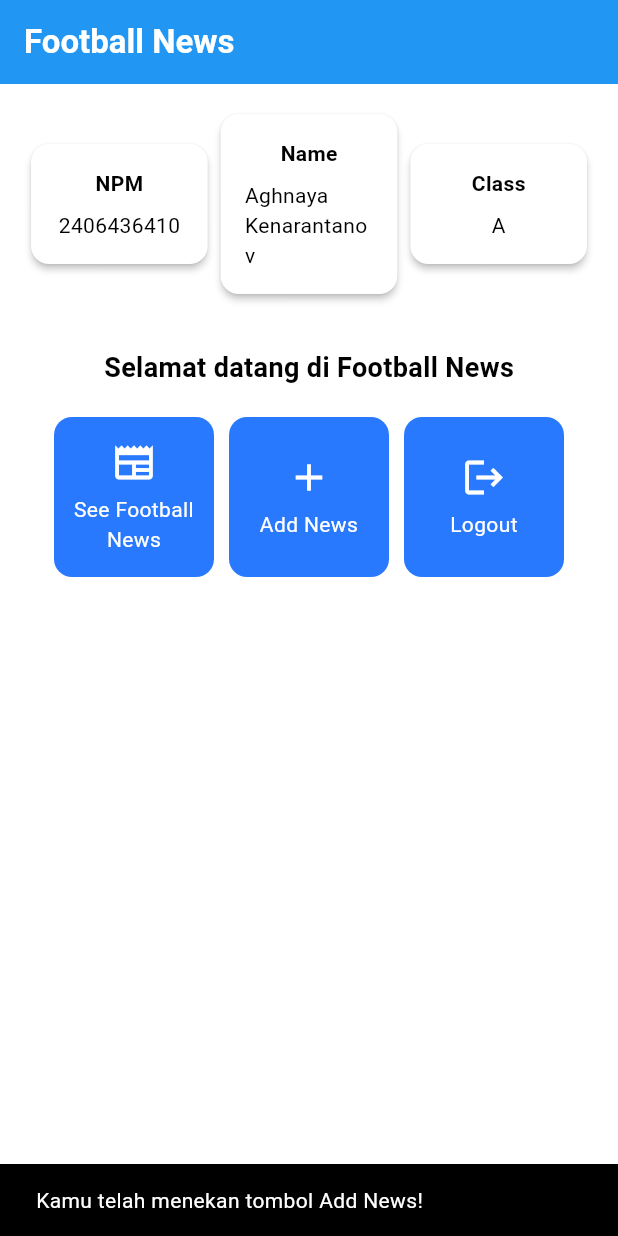
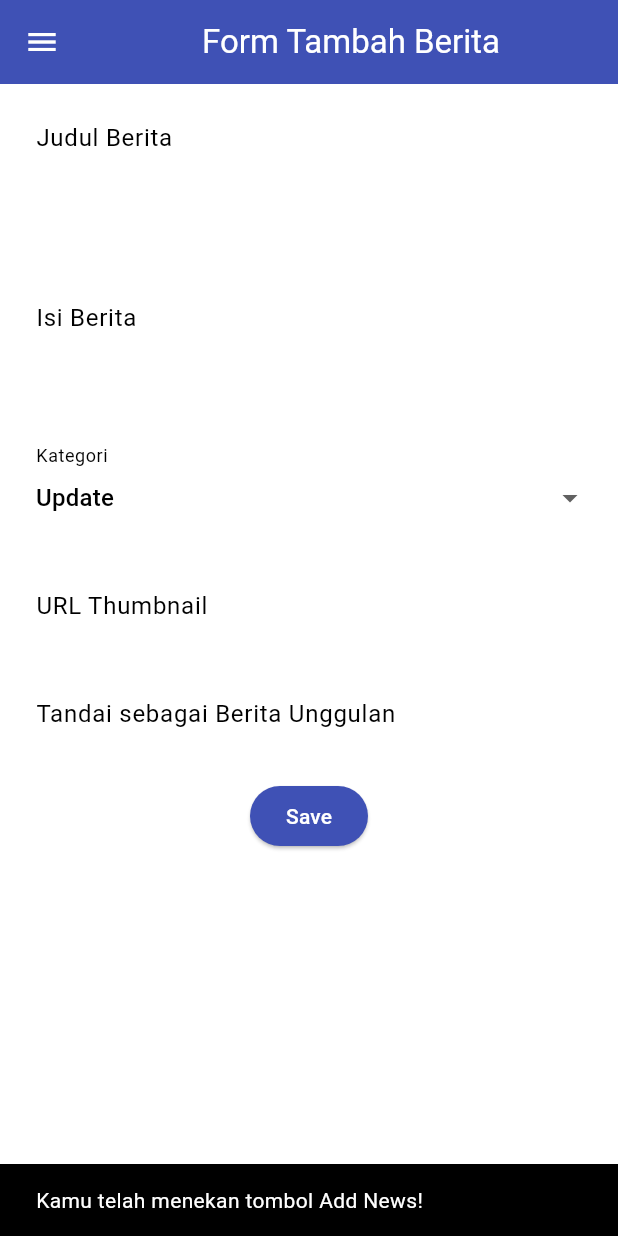
Before and after one commit to aghnaya/football-news-mobile, a Flutter app: the screen it shows after launch, after a tap on "Add News", on a phone screen of 412 x 824 dp. Run offline on Flutter 3.47's test engine with Material 3 defaults, Android fonts, the phone set to English and light mode, and no system bars.

Commit message:
Tutorial 7

```diff
--- a/lib/main.dart
+++ b/lib/main.dart
@@ -1,5 +1,5 @@
 import 'package:flutter/material.dart';
-import 'package:football_news/menu.dart';
+import 'package:football_news/screens/menu.dart';
 
 void main() {
   runApp(const MyApp());
--- a/lib/menu.dart
+++ b/lib/screens/menu.dart
@@ -1,4 +1,6 @@
 import 'package:flutter/material.dart';
+import 'package:football_news/widgets/left_drawer.dart';
+import 'package:football_news/screens/newslist_form.dart';
 
 class MyHomePage extends StatelessWidget {
   MyHomePage({super.key});
@@ -30,6 +32,7 @@ class MyHomePage extends StatelessWidget {
         // Warna latar belakang AppBar diambil dari skema warna tema aplikasi.
         backgroundColor: Theme.of(context).colorScheme.primary,
       ),
+      drawer: LeftDrawer(),
       // Body halaman dengan padding di sekelilingnya.
       body: Padding(
         padding: const EdgeInsets.all(16.0),
@@ -157,6 +160,14 @@ class ItemCard extends StatelessWidget {
             ..showSnackBar(
               SnackBar(content: Text("Kamu telah menekan tombol ${item.name}!"))
             );
+            if (item.name == "Add News") {
+              Navigator.push(
+                context,
+                MaterialPageRoute(
+                  builder: (context) => const NewsFormPage(),
+                ),
+              );
+          }
         },
         // Container untuk menyimpan Icon dan Text
         child: Container(
--- /dev/null
+++ b/lib/screens/newslist_form.dart
@@ -0,0 +1,213 @@
+import 'package:flutter/material.dart';
+import 'package:football_news/widgets/left_drawer.dart';
+
+class NewsFormPage extends StatefulWidget {
+  const NewsFormPage({super.key});
+
+  @override
+  State<NewsFormPage> createState() => _NewsFormPageState();
+}
+
+class _NewsFormPageState extends State<NewsFormPage> {
+  final _formKey = GlobalKey<FormState>();
+  String _title = "";
+  String _content = "";
+  String _category = "update"; // default
+  String _thumbnail = "";
+  bool _isFeatured = false; // default
+
+  final List<String> _categories = [
+    'transfer',
+    'update',
+    'exclusive',
+    'match',
+    'rumor',
+    'analysis',
+  ];
+
+  @override
+  Widget build(BuildContext context) {
+    return Scaffold(
+      appBar: AppBar(
+        title: const Center(
+          child: Text(
+            'Form Tambah Berita',
+          ),
+        ),
+        backgroundColor: Colors.indigo,
+        foregroundColor: Colors.white,
+      ),
+      drawer: const LeftDrawer(),
+      body: Form(
+        key: _formKey,
+        child: SingleChildScrollView(
+          child: Column(
+            crossAxisAlignment: CrossAxisAlignment.start,
+            children: [
+              // === Title ===
+              Padding(
+                padding: const EdgeInsets.all(8.0),
+                child: TextFormField(
+                  decoration: InputDecoration(
+                    hintText: "Judul Berita",
+                    labelText: "Judul Berita",
+                    border: OutlineInputBorder(
+                      borderRadius: BorderRadius.circular(5.0),
+                    ),
+                  ),
+                  onChanged: (String? value) {
+                    setState(() {
+                      _title = value!;
+                    });
+                  },
+                  validator: (String? value) {
+                    if (value == null || value.isEmpty) {
+                      return "Judul tidak boleh kosong!";
+                    }
+                    return null;
+                  },
+                ),
+              ),
+
+              // === Content ===
+              Padding(
+                padding: const EdgeInsets.all(8.0),
+                child: TextFormField(
+                  maxLines: 5,
+                  decoration: InputDecoration(
+                    hintText: "Isi Berita",
+                    labelText: "Isi Berita",
+                    border: OutlineInputBorder(
+                      borderRadius: BorderRadius.circular(5.0),
+                    ),
+                  ),
+                  onChanged: (String? value) {
+                    setState(() {
+                      _content = value!;
+                    });
+                  },
+                  validator: (String? value) {
+                    if (value == null || value.isEmpty) {
+                      return "Isi berita tidak boleh kosong!";
+                    }
+                    return null;
+                  },
+                ),
+              ),
+
+              // === Category ===
+              Padding(
+                padding: const EdgeInsets.all(8.0),
+                child: DropdownButtonFormField<String>(
+                  decoration: InputDecoration(
+                    labelText: "Kategori",
+                    border: OutlineInputBorder(
+                      borderRadius: BorderRadius.circular(5.0),
+                    ),
+                  ),
+                  value: _category,
+                  items: _categories
+                      .map((cat) => DropdownMenuItem(
+                            value: cat,
+                            child: Text(cat[0].toUpperCase() + cat.substring(1)),
+                          ))
+                      .toList(),
+                  onChanged: (String? newValue) {
+                    setState(() {
+                      _category = newValue!;
+                    });
+                  },
+                ),
+              ),
+
+              // === Thumbnail URL ===
+              Padding(
+                padding: const EdgeInsets.all(8.0),
+                child: TextFormField(
+                  decoration: InputDecoration(
+                    hintText: "URL Thumbnail (opsional)",
+                    labelText: "URL Thumbnail",
+                    border: OutlineInputBorder(
+                      borderRadius: BorderRadius.circular(5.0),
+                    ),
+                  ),
+                  onChanged: (String? value) {
+                    setState(() {
+                      _thumbnail = value!;
+                    });
+                  },
+                ),
+              ),
+
+              // === Is Featured ===
+              Padding(
+                padding: const EdgeInsets.all(8.0),
+                child: SwitchListTile(
+                  title: const Text("Tandai sebagai Berita Unggulan"),
+                  value: _isFeatured,
+                  onChanged: (bool value) {
+                    setState(() {
+                      _isFeatured = value;
+                    });
+                  },
+                ),
+              ),
+
+              // === Tombol Simpan ===
+              Align(
+                alignment: Alignment.bottomCenter,
+                child: Padding(
+                  padding: const EdgeInsets.all(8.0),
+                  child: ElevatedButton(
+                    style: ButtonStyle(
+                      backgroundColor:
+                          MaterialStateProperty.all(Colors.indigo),
+                    ),
+                    onPressed: () {
+                      if (_formKey.currentState!.validate()) {
+                        showDialog(
+                          context: context,
+                          builder: (context) {
+                            return AlertDialog(
+                              title: const Text('Berita berhasil disimpan!'),
+                              content: SingleChildScrollView(
+                                child: Column(
+                                  crossAxisAlignment: CrossAxisAlignment.start,
+                                  children: [
+                                    Text('Judul: $_title'),
+                                    Text('Isi: $_content'),
+                                    Text('Kategori: $_category'),
+                                    Text('Thumbnail: $_thumbnail'),
+                                    Text(
+                                        'Unggulan: ${_isFeatured ? "Ya" : "Tidak"}'),
+                                  ],
+                                ),
+                              ),
+                              actions: [
+                                TextButton(
+                                  child: const Text('OK'),
+                                  onPressed: () {
+                                    Navigator.pop(context);
+                                  },
+                                ),
+                              ],
+                            );
+                          },
+                        );
+                        _formKey.currentState!.reset();
+                      }
+                    },
+                    child: const Text(
+                      "Save",
+                      style: TextStyle(color: Colors.white),
+                    ),
+                  ),
+                ),
+              ),
+            ],
+          ),
+        ),
+      ),
+    );
+  }
+}
--- /dev/null
+++ b/lib/widgets/left_drawer.dart
@@ -0,0 +1,73 @@
+import 'package:flutter/material.dart';
+import 'package:football_news/screens/menu.dart';
+import 'package:football_news/screens/newslist_form.dart'; // ← penting
+
+class LeftDrawer extends StatelessWidget {
+  const LeftDrawer({super.key});
+
+  @override
+  Widget build(BuildContext context) {
+    return Drawer(
+      child: ListView(
+        children: [
+          const DrawerHeader(
+            decoration: BoxDecoration(
+              color: Colors.blue,
+            ),
+            child: Column(
+              children: [
+                Text(
+                  'Football News',
+                  textAlign: TextAlign.center,
+                  style: TextStyle(
+                    fontSize: 30,
+                    fontWeight: FontWeight.bold,
+                    color: Colors.white,
+                  ),
+                ),
+                Padding(padding: EdgeInsets.all(10)),
+                Text(
+                  "Seluruh berita sepak bola terkini di sini!",
+                  textAlign: TextAlign.center,
+                  style: TextStyle(
+                    fontSize: 15,
+                    fontWeight: FontWeight.normal,
+                    color: Colors.white,
+                  ),
+                ),
+              ],
+            ),
+          ),
+
+          // HOME
+          ListTile(
+            leading: const Icon(Icons.home_outlined),
+            title: const Text('Home'),
+            onTap: () {
+              Navigator.pushReplacement(
+                context,
+                MaterialPageRoute(
+                  builder: (context) => MyHomePage(),
+                ),
+              );
+            },
+          ),
+
+          // ADD NEWS
+          ListTile(
+            leading: const Icon(Icons.post_add),
+            title: const Text('Add News'),
+            onTap: () {
+              Navigator.pushReplacement(
+                context,
+                MaterialPageRoute(
+                  builder: (context) => const NewsFormPage(),
+                ),
+              );
+            },
+          ),
+        ],
+      ),
+    );
+  }
+}
```
Also changed, not shown: lib/widgets/news_card.dart (added, +58 -0 lines).
